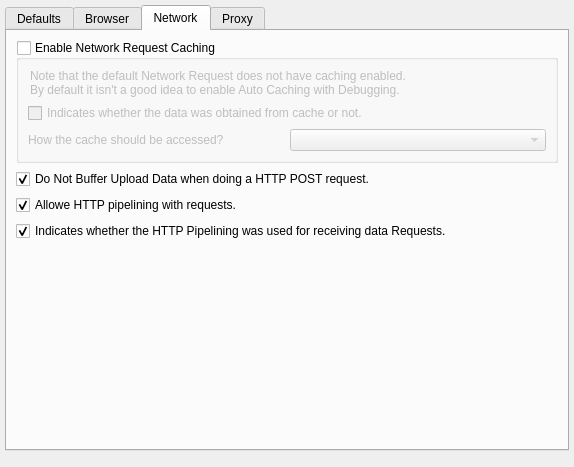
First picture: the form in src/configdialog/configdialogui.ui, repository HJCMS/xhtmldbg, before the edit.
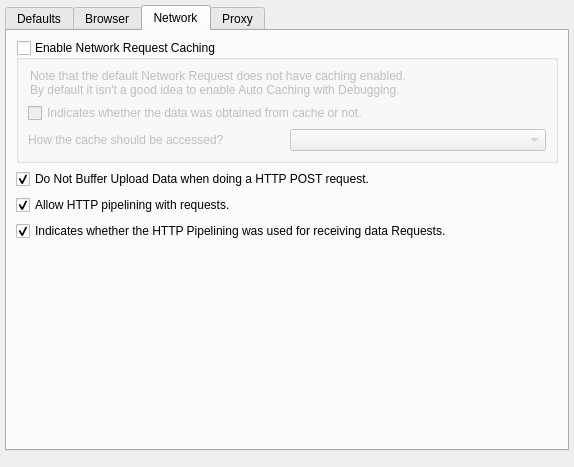
Second picture: the form after the edit. The open tabs and pages were chosen to show the change.

Commit message: Mo 1. Mär 15:15:57 CET 2010

```diff
--- a/src/configdialog/configdialogui.ui
+++ b/src/configdialog/configdialogui.ui
@@ -377,7 +377,7 @@
        <item>
         <widget class="QCheckBox" name="HttpPipeliningAllowedAttribute">
          <property name="text">
-          <string>Allowe HTTP pipelining with requests.</string>
+          <string>Allow HTTP pipelining with requests.</string>
          </property>
          <property name="checked">
           <bool>true</bool>
```
The commit also changes 2 other files.
